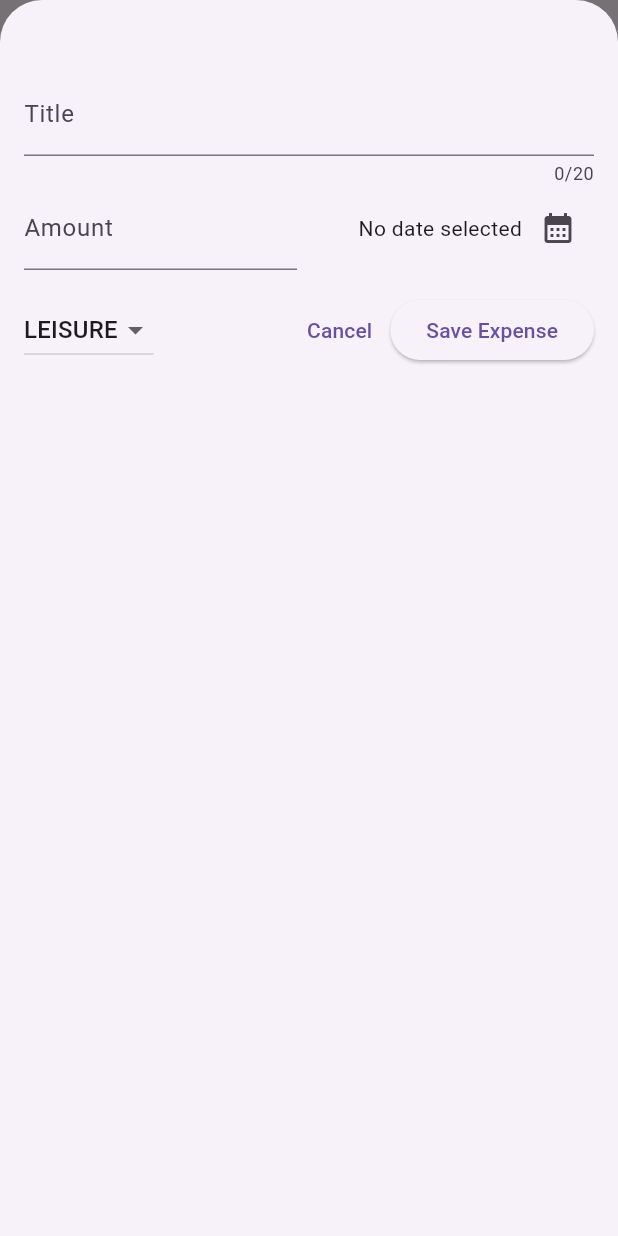
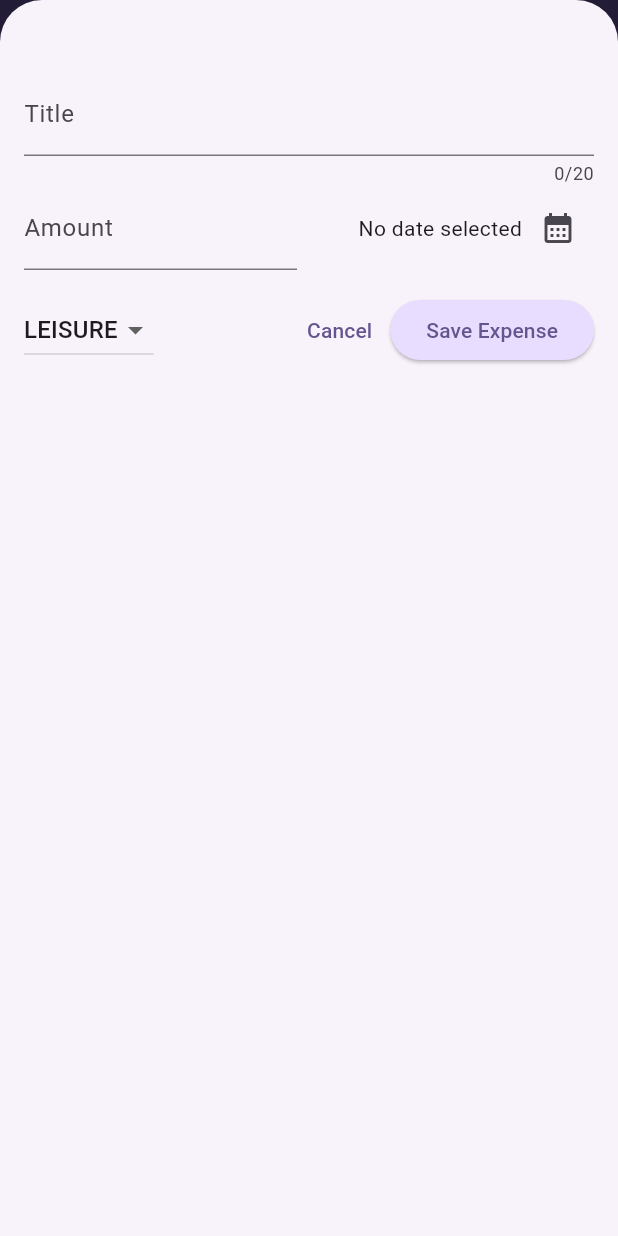
Before and after one commit to binemugha/Expense-Tracker, a Flutter app: the screen it shows after launch, after a tap on the "add" icon, on a phone screen of 412 x 824 dp. Run offline on Flutter 3.47's test engine with Material 3 defaults, Android fonts, the phone set to English and light mode, and no system bars.

Commit message:
Adding theme to the app

```diff
--- a/lib/main.dart
+++ b/lib/main.dart
@@ -1,8 +1,35 @@
 import 'package:expense_tracker/widgets/expenses.dart';
 import 'package:flutter/material.dart';
 
+var kColorScheme = ColorScheme.fromSeed(
+  seedColor: const Color.fromARGB(255, 69, 42, 131),
+);
+
 void main() {
-  runApp(const MaterialApp(
-    home: Expenses(),
-  ));
+  runApp(
+    MaterialApp(
+      theme: ThemeData().copyWith(
+        colorScheme: kColorScheme,
+        appBarTheme: const AppBarTheme().copyWith(
+            backgroundColor: kColorScheme.onPrimaryContainer,
+            foregroundColor: kColorScheme.primaryContainer),
+        cardTheme: const CardTheme().copyWith(
+          color: kColorScheme.secondaryContainer,
+          margin: const EdgeInsets.all(8),
+        ),
+        elevatedButtonTheme: ElevatedButtonThemeData(
+          style: ElevatedButton.styleFrom(
+              backgroundColor: kColorScheme.primaryContainer),
+        ),
+        textTheme: ThemeData().textTheme.copyWith(
+              titleLarge: TextStyle(
+                fontWeight: FontWeight.normal,
+                color: kColorScheme.onSecondaryContainer,
+                fontSize: 20,
+              ),
+            ),
+      ),
+      home: const Expenses(),
+    ),
+  );
 }
--- a/lib/widgets/expenses.dart
+++ b/lib/widgets/expenses.dart
@@ -38,8 +38,39 @@ class _ExpensesState extends State<Expenses> {
     });
   }
 
+  void _removeExpense(Expense expense) {
+    final expenseIndex = _registeredExpenses.indexOf(expense);
+    setState(() {
+      _registeredExpenses.remove(expense);
+    });
+
+    ScaffoldMessenger.of(context).clearSnackBars();
+    ScaffoldMessenger.of(context).showSnackBar(SnackBar(
+      duration: const Duration(seconds: 3),
+      content: const Text('Expense deleted'),
+      action: SnackBarAction(
+        label: 'Undo',
+        onPressed: () {
+          setState(() {
+            _registeredExpenses.insert(expenseIndex, expense);
+          });
+        },
+      ),
+    ));
+  }
+
   @override
   Widget build(BuildContext context) {
+    Widget mainContent = const Center(
+      child: Text('No expenses found, Start adding some'),
+    );
+
+    if (_registeredExpenses.isNotEmpty) {
+      mainContent = ExpensesList(
+        expenses: _registeredExpenses,
+        onRemoveExpense: _removeExpense,
+      );
+    }
     return Scaffold(
       appBar: AppBar(
         title: const Text('My Expense Tracker'),
@@ -54,7 +85,7 @@ class _ExpensesState extends State<Expenses> {
         children: [
           const Text("The chart"),
           Expanded(
-            child: ExpensesList(expenses: _registeredExpenses),
+            child: mainContent,
           )
         ],
       ),
--- a/lib/widgets/expenses_list/expenses_item.dart
+++ b/lib/widgets/expenses_list/expenses_item.dart
@@ -11,8 +11,13 @@ class ExpenseItem extends StatelessWidget {
     return Card(
       child: Padding(
         padding: const EdgeInsets.symmetric(horizontal: 20, vertical: 16),
-        child: Column(children: [
-          Text(expense.title),
+        child: Column(
+          crossAxisAlignment: CrossAxisAlignment.start,
+          children: [
+            Text(
+              expense.title,
+              style: Theme.of(context).textTheme.titleMedium,
+            ),
             const SizedBox(
               height: 4,
             ),
@@ -31,7 +36,8 @@ class ExpenseItem extends StatelessWidget {
                 )
               ],
             )
-        ]),
+          ],
+        ),
       ),
     );
   }
--- a/lib/widgets/expenses_list/expenses_list.dart
+++ b/lib/widgets/expenses_list/expenses_list.dart
@@ -6,9 +6,11 @@ class ExpensesList extends StatelessWidget {
   const ExpensesList({
     super.key,
     required this.expenses,
+    required this.onRemoveExpense,
   });
 
   final List<Expense> expenses;
+  final void Function(Expense expense) onRemoveExpense;
 
   @override
   Widget build(BuildContext context) {
@@ -16,6 +18,14 @@ class ExpensesList extends StatelessWidget {
       itemCount: expenses.length,
       itemBuilder: (context, index) => Dismissible(
         key: ValueKey(expenses[index]),
+        background: Container(
+          color:
+              Theme.of(context).colorScheme.primaryContainer.withOpacity(0.35),
+          margin: const EdgeInsets.symmetric(horizontal: 16),
+        ),
+        onDismissed: (_) {
+          onRemoveExpense(expenses[index]);
+        },
         child: ExpenseItem(expenses[index]),
       ),
     );
```
Lines whose indentation alone changed are shown as unchanged.
